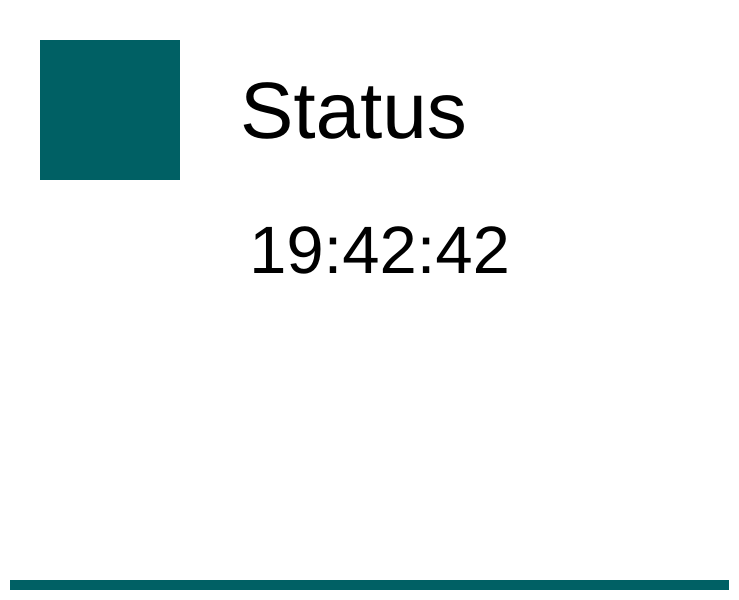
Old version of the form UI/GUI/homescreen.ui in the repository ZofiaZementa/Druckersoftware.
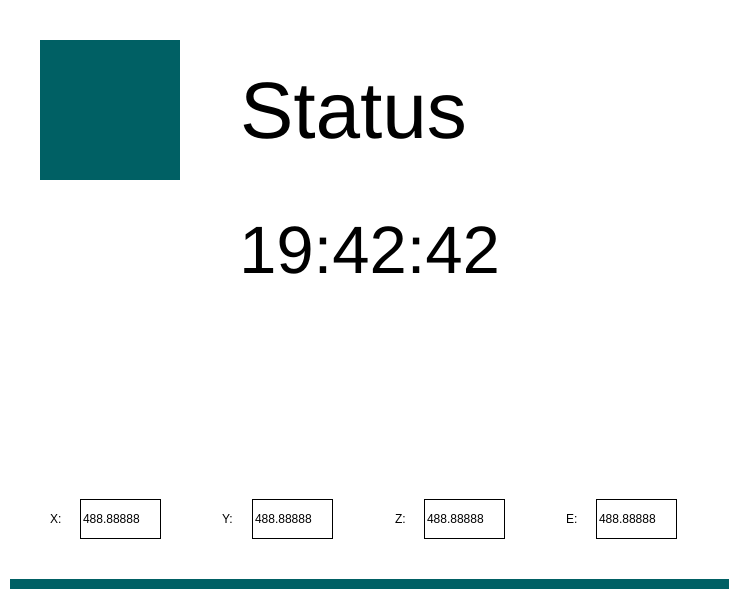
New version of the form. Icons and pictures are not drawn.

Patch:
```diff
--- a/UI/GUI/homescreen.ui
+++ b/UI/GUI/homescreen.ui
@@ -20,7 +20,7 @@
    <property name="geometry">
     <rect>
      <x>10</x>
-     <y>580</y>
+     <y>579</y>
      <width>719</width>
      <height>10</height>
     </rect>
@@ -95,7 +95,7 @@
   <widget class="QLabel" name="timeLabel">
    <property name="geometry">
     <rect>
-     <x>50</x>
+     <x>40</x>
      <y>200</y>
      <width>659</width>
      <height>100</height>
@@ -113,6 +113,150 @@
     <set>Qt::AlignCenter</set>
    </property>
   </widget>
+  <widget class="QLineEdit" name="eValueLabel">
+   <property name="geometry">
+    <rect>
+     <x>596</x>
+     <y>499</y>
+     <width>81</width>
+     <height>40</height>
+    </rect>
+   </property>
+   <property name="styleSheet">
+    <string notr="true">QLineEdit{
+
+	border-color: #000000;
+	border-radius: 0px;
+	border-width: 1px;
+	border-style: solid;
+	color: #000000
+}</string>
+   </property>
+   <property name="text">
+    <string>488.88888</string>
+   </property>
+  </widget>
+  <widget class="QLineEdit" name="zValueLabel">
+   <property name="geometry">
+    <rect>
+     <x>424</x>
+     <y>499</y>
+     <width>81</width>
+     <height>40</height>
+    </rect>
+   </property>
+   <property name="styleSheet">
+    <string notr="true">QLineEdit{
+
+	border-color: #000000;
+	border-radius: 0px;
+	border-width: 1px;
+	border-style: solid;
+	color: #000000
+}</string>
+   </property>
+   <property name="text">
+    <string>488.88888</string>
+   </property>
+  </widget>
+  <widget class="QLineEdit" name="yValueLabel">
+   <property name="geometry">
+    <rect>
+     <x>252</x>
+     <y>499</y>
+     <width>81</width>
+     <height>40</height>
+    </rect>
+   </property>
+   <property name="styleSheet">
+    <string notr="true">QLineEdit{
+
+	border-color: #000000;
+	border-radius: 0px;
+	border-width: 1px;
+	border-style: solid;
+	color: #000000
+}</string>
+   </property>
+   <property name="text">
+    <string>488.88888</string>
+   </property>
+  </widget>
+  <widget class="QLineEdit" name="xValueLabel">
+   <property name="geometry">
+    <rect>
+     <x>80</x>
+     <y>499</y>
+     <width>81</width>
+     <height>40</height>
+    </rect>
+   </property>
+   <property name="styleSheet">
+    <string notr="true">QLineEdit{
+
+	border-color: #000000;
+	border-radius: 0px;
+	border-width: 1px;
+	border-style: solid;
+	color: #000000
+}</string>
+   </property>
+   <property name="text">
+    <string>488.88888</string>
+   </property>
+  </widget>
+  <widget class="QLabel" name="xLabel">
+   <property name="geometry">
+    <rect>
+     <x>50</x>
+     <y>509</y>
+     <width>20</width>
+     <height>20</height>
+    </rect>
+   </property>
+   <property name="text">
+    <string>X:</string>
+   </property>
+  </widget>
+  <widget class="QLabel" name="yLabel">
+   <property name="geometry">
+    <rect>
+     <x>222</x>
+     <y>509</y>
+     <width>20</width>
+     <height>20</height>
+    </rect>
+   </property>
+   <property name="text">
+    <string>Y:</string>
+   </property>
+  </widget>
+  <widget class="QLabel" name="zLabel">
+   <property name="geometry">
+    <rect>
+     <x>395</x>
+     <y>509</y>
+     <width>20</width>
+     <height>20</height>
+    </rect>
+   </property>
+   <property name="text">
+    <string>Z:</string>
+   </property>
+  </widget>
+  <widget class="QLabel" name="eLabel">
+   <property name="geometry">
+    <rect>
+     <x>566</x>
+     <y>509</y>
+     <width>20</width>
+     <height>20</height>
+    </rect>
+   </property>
+   <property name="text">
+    <string>E:</string>
+   </property>
+  </widget>
  </widget>
  <resources>
   <include location="../../icons.qrc"/>
```
